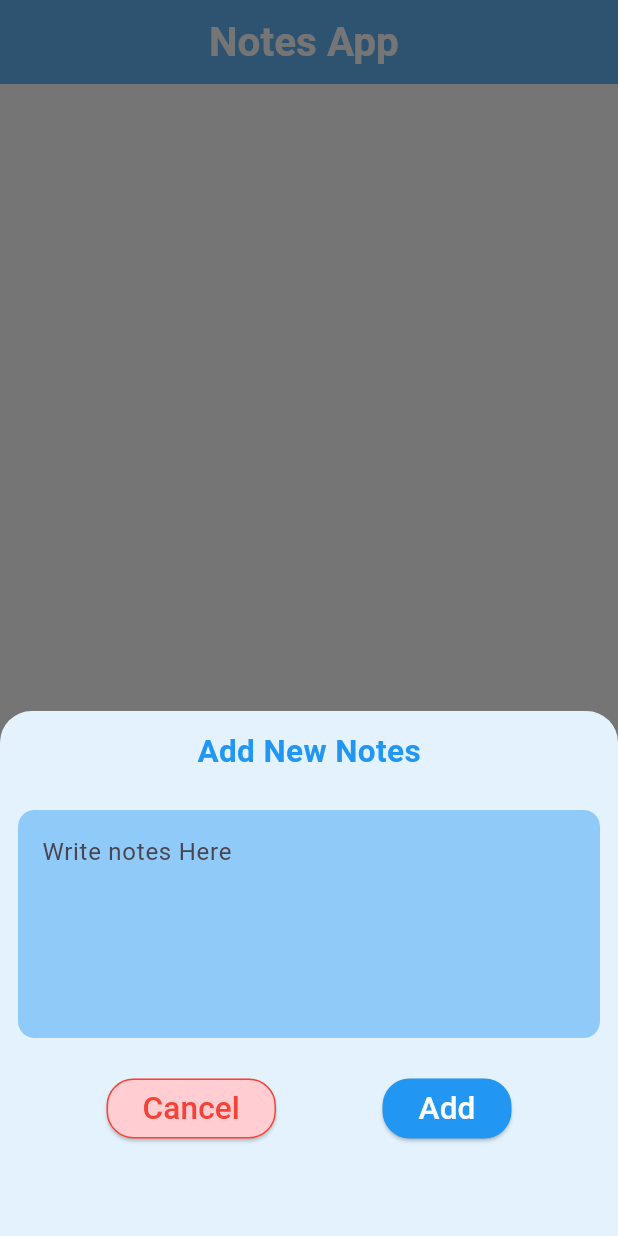
After one commit to rahulkumardev24/Getx---Flutter_getx_masterkit, a Flutter app: the screen it shows after launch, after a tap on "Add Notes", on a phone screen of 412 x 824 dp. The commit adds this screen. Run offline on Flutter 3.47's test engine with Material 3 defaults, Android fonts, the phone set to English and light mode, and no system bars; our stand-ins replace get.

Commit message:
notes app with getx

```diff
--- a/lib/main.dart
+++ b/lib/main.dart
@@ -1,5 +1,6 @@
 import 'package:flutter/material.dart';
 import 'package:get/get.dart';
+import 'package:getx_statemanagement/screen/Note%20app/notes_screen.dart';
 import 'package:getx_statemanagement/screen/fact%20api/cats_facts_screen.dart';
 import 'package:getx_statemanagement/screen/statemanagement/counter%20app%20example/counter_app_screen.dart';
 
@@ -12,7 +13,7 @@ class MyApp extends StatelessWidget {
   Widget build(BuildContext context) {
     return GetMaterialApp(
       debugShowCheckedModeBanner: false,
-      home: CounterAppScreen(),
+      home: NotesScreen(),
     );
   }
 }
--- /dev/null
+++ b/lib/screen/Note app/notes_controller.dart
@@ -0,0 +1,18 @@
+import 'package:get/get.dart';
+
+import 'notes_model.dart';
+
+class NotesController extends GetxController {
+  var notes = <NotesModel>[].obs;
+  int _id = 1;
+
+  /// add notes function
+  void addNotes({required String message}) {
+    notes.add(NotesModel(id: _id++, message: message));
+  }
+
+  /// delete
+  void deleteNotes(int id) {
+    notes.removeWhere((note) => note.id == id);
+  }
+}
--- /dev/null
+++ b/lib/screen/Note app/notes_model.dart
@@ -0,0 +1,6 @@
+class NotesModel {
+  int id;
+  String message;
+
+  NotesModel({required this.id, required this.message});
+}
--- /dev/null
+++ b/lib/screen/Note app/notes_screen.dart
@@ -0,0 +1,217 @@
+import 'package:flutter/material.dart';
+import 'package:get/get.dart';
+import 'package:getx_statemanagement/screen/Note%20app/notes_controller.dart';
+
+class NotesScreen extends StatelessWidget {
+  final messageController = TextEditingController();
+  final NotesController notesCon = Get.put(NotesController());
+
+  @override
+  Widget build(BuildContext context) {
+    return Scaffold(
+      /// floating action button
+      /// notes add button
+      floatingActionButton: FloatingActionButton.extended(
+        onPressed: () {
+          Get.bottomSheet(
+            Container(
+              height: 350,
+              width: double.infinity,
+              decoration: BoxDecoration(
+                color: Colors.blue.shade50,
+                borderRadius: BorderRadius.only(
+                  topRight: Radius.circular(21),
+                  topLeft: Radius.circular(21),
+                ),
+              ),
+              child: Column(
+                children: [
+                  Padding(
+                    padding: const EdgeInsets.symmetric(vertical: 12.0),
+                    child: Text(
+                      "Add New Notes",
+                      style: TextStyle(
+                        fontSize: 21,
+                        color: Colors.blue,
+                        fontWeight: FontWeight.bold,
+                      ),
+                    ),
+                  ),
+
+                  Padding(
+                    padding: const EdgeInsets.all(12.0),
+                    child: TextField(
+                      controller: messageController,
+                      maxLines: 5,
+                      decoration: InputDecoration(
+                        hintText: "Write notes Here ",
+                        fillColor: Colors.blue.shade200,
+                        filled: true,
+                        border: OutlineInputBorder(
+                          borderSide: BorderSide.none,
+                          borderRadius: BorderRadius.circular(11),
+                        ),
+                      ),
+                    ),
+                  ),
+
+                  SizedBox(height: 11),
+
+                  /// notes add or cancel button
+                  Row(
+                    mainAxisAlignment: MainAxisAlignment.spaceEvenly,
+                    children: [
+                      /// cancel button
+                      ElevatedButton(
+                        onPressed: () {
+                          Get.back();
+                        },
+                        style: ElevatedButton.styleFrom(
+                          backgroundColor: Colors.red.shade100,
+                          shape: RoundedRectangleBorder(
+                            borderRadius: BorderRadius.circular(18),
+                            side: BorderSide(width: 1, color: Colors.red),
+                          ),
+                        ),
+
+                        child: Text(
+                          "Cancel",
+                          style: TextStyle(fontSize: 21, color: Colors.red),
+                        ),
+                      ),
+
+                      /// add button
+                      ElevatedButton(
+                        onPressed: () {
+                          notesCon.addNotes(
+                            message: messageController.text.trim().toString(),
+                          );
+                          Get.back();
+                          messageController.clear();
+                        },
+                        style: ElevatedButton.styleFrom(
+                          backgroundColor: Colors.blue,
+                          shape: RoundedRectangleBorder(
+                            borderRadius: BorderRadius.circular(18),
+                          ),
+                        ),
+
+                        child: Text(
+                          "Add",
+                          style: TextStyle(fontSize: 21, color: Colors.white),
+                        ),
+                      ),
+                    ],
+                  ),
+                ],
+              ),
+            ),
+          );
+        },
+        label: Text(
+          "Add Notes",
+          style: TextStyle(
+            fontWeight: FontWeight.bold,
+            fontSize: 21,
+            color: Colors.white,
+          ),
+        ),
+
+        icon: Icon(Icons.add, size: 27, color: Colors.white),
+        elevation: 1,
+        backgroundColor: Colors.blue,
+      ),
+
+      /// app
+      appBar: AppBar(
+        title: Text(
+          "Notes App ",
+          style: TextStyle(
+            fontSize: 27,
+            color: Colors.white,
+            fontWeight: FontWeight.bold,
+          ),
+        ),
+        centerTitle: true,
+        backgroundColor: Colors.blue.shade300,
+      ),
+      backgroundColor: Colors.white,
+
+      /// body
+      body: Obx(() {
+        return ListView.builder(
+          itemCount: notesCon.notes.length,
+          itemBuilder: (context, index) {
+            final myNotes = notesCon.notes[index];
+            return Padding(
+              padding: const EdgeInsets.all(8.0),
+              child: Container(
+                decoration: BoxDecoration(
+                  color: Colors.blue.shade100,
+                  borderRadius: BorderRadius.circular(8),
+                  boxShadow: [
+                    BoxShadow(
+                      color: Colors.black12,
+                      spreadRadius: 1,
+                      blurRadius: 1,
+                      offset: Offset(1.0, 1.0),
+                    ),
+                  ],
+                ),
+
+                child: Padding(
+                  padding: const EdgeInsets.symmetric(
+                    horizontal: 8.0,
+                    vertical: 4,
+                  ),
+                  child: Row(
+                    children: [
+                      /// index
+                      Padding(
+                        padding: const EdgeInsets.only(right: 8.0),
+                        child: Container(
+                          decoration: BoxDecoration(
+                            color: Colors.blue,
+                            shape: BoxShape.circle,
+                          ),
+                          child: Padding(
+                            padding: const EdgeInsets.all(8.0),
+                            child: Text(
+                              myNotes.id.toString(),
+                              style: TextStyle(
+                                color: Colors.white,
+                                fontWeight: FontWeight.bold,
+                                fontSize: 27,
+                              ),
+                            ),
+                          ),
+                        ),
+                      ),
+
+                      Expanded(
+                        child: Text(
+                          myNotes.message,
+                          style: TextStyle(
+                            fontSize: 18,
+                            fontWeight: FontWeight.bold,
+                          ),
+                        ),
+                      ),
+
+                      InkWell(
+                        onTap: () {
+                          notesCon.deleteNotes(myNotes.id);
+                        },
+                        child: Icon(Icons.delete, color: Colors.red),
+                      ),
+                    ],
+                  ),
+                ),
+              ),
+            );
+          },
+        );
+      }),
+    );
+  }
+}
```
